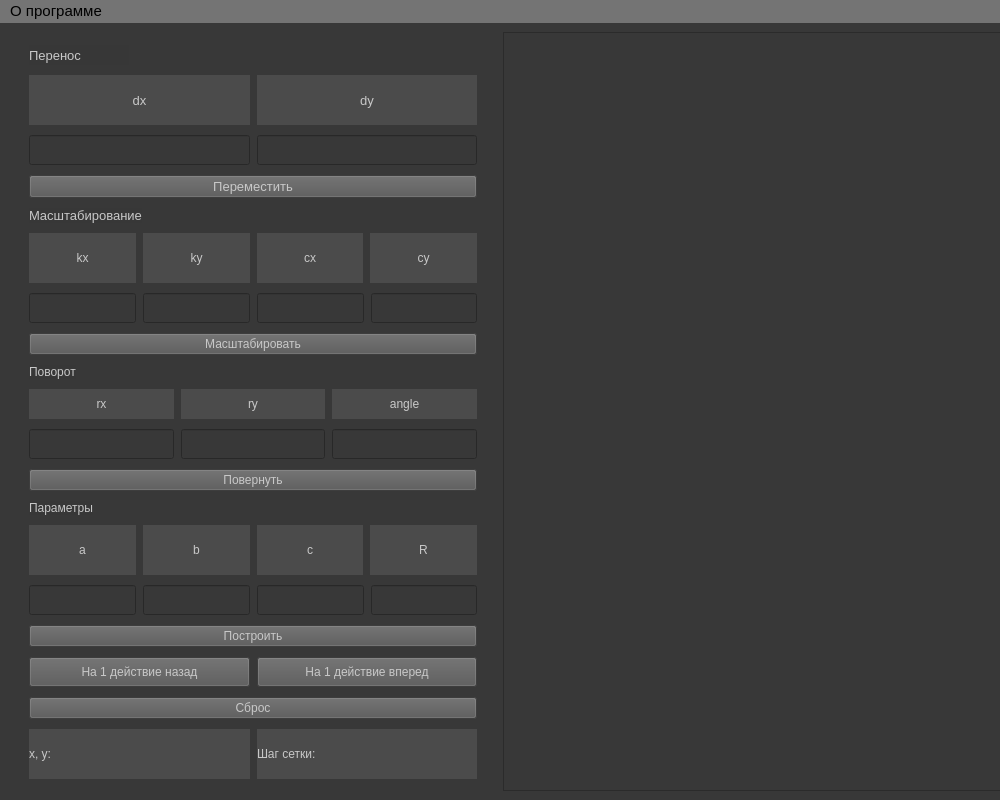
First picture: the form in lab_02_19/template.ui, repository NikolayL2sch/cg_bmstu, before the edit.
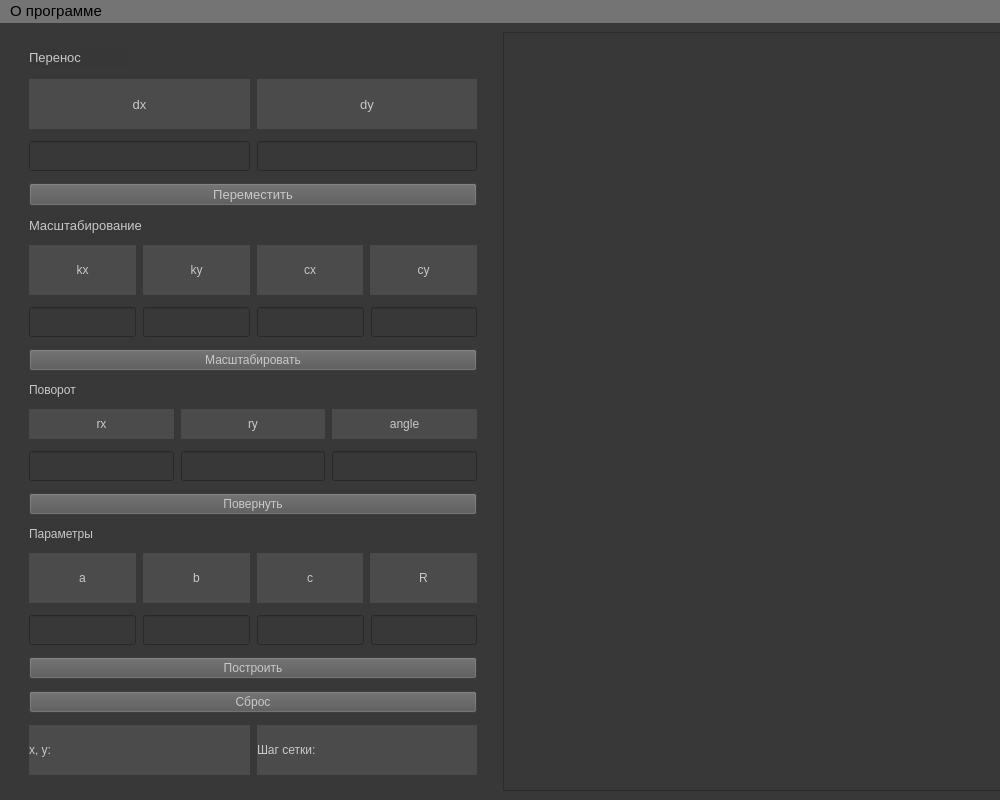
Second picture: the form after the edit.

Diff of the .ui file:
```diff
--- a/lab_02_19/template.ui
+++ b/lab_02_19/template.ui
@@ -72,7 +72,7 @@
      </widget>
     </item>
     <item row="0" column="0">
-     <layout class="QVBoxLayout" name="verticalLayout" stretch="0,0,0,0,0,0,0,0,0,0,0,0,0,0,0,0,0,0,0">
+     <layout class="QVBoxLayout" name="verticalLayout" stretch="0,0,0,0,0,0,0,0,0,0,0,0,0,0,0,0,0,0">
       <property name="spacing">
        <number>7</number>
       </property>
@@ -996,59 +996,7 @@
        </widget>
       </item>
       <item>
-       <layout class="QHBoxLayout" name="horizontalLayout_13">
-        <item>
-         <widget class="QPushButton" name="pushButton_6">
-          <property name="sizePolicy">
-           <sizepolicy hsizetype="Fixed" vsizetype="Fixed">
-            <horstretch>0</horstretch>
-            <verstretch>0</verstretch>
-           </sizepolicy>
-          </property>
-          <property name="maximumSize">
-           <size>
-            <width>300</width>
-            <height>30</height>
-           </size>
-          </property>
-          <property name="styleSheet">
-           <string notr="true">color: rgb(200, 200, 200);
-font: 10pt &quot;Segoe UI&quot;;
-background-color: rgb(86, 86, 86);</string>
-          </property>
-          <property name="text">
-           <string>На 1 действие назад</string>
-          </property>
-         </widget>
-        </item>
-        <item>
-         <widget class="QPushButton" name="pushButton_5">
-          <property name="sizePolicy">
-           <sizepolicy hsizetype="Fixed" vsizetype="Fixed">
-            <horstretch>0</horstretch>
-            <verstretch>0</verstretch>
-           </sizepolicy>
-          </property>
-          <property name="maximumSize">
-           <size>
-            <width>300</width>
-            <height>30</height>
-           </size>
-          </property>
-          <property name="styleSheet">
-           <string notr="true">color: rgb(200, 200, 200);
-font: 10pt &quot;Segoe UI&quot;;
-background-color: rgb(86, 86, 86);</string>
-          </property>
-          <property name="text">
-           <string>На 1 действие вперед</string>
-          </property>
-         </widget>
-        </item>
-       </layout>
-      </item>
-      <item>
-       <widget class="QPushButton" name="pushButton_7">
+       <widget class="QPushButton" name="reset_action_button">
         <property name="sizePolicy">
          <sizepolicy hsizetype="Fixed" vsizetype="Fixed">
           <horstretch>0</horstretch>
```
Left out of the diff: 16 changed lines with no effect on the pictures.
